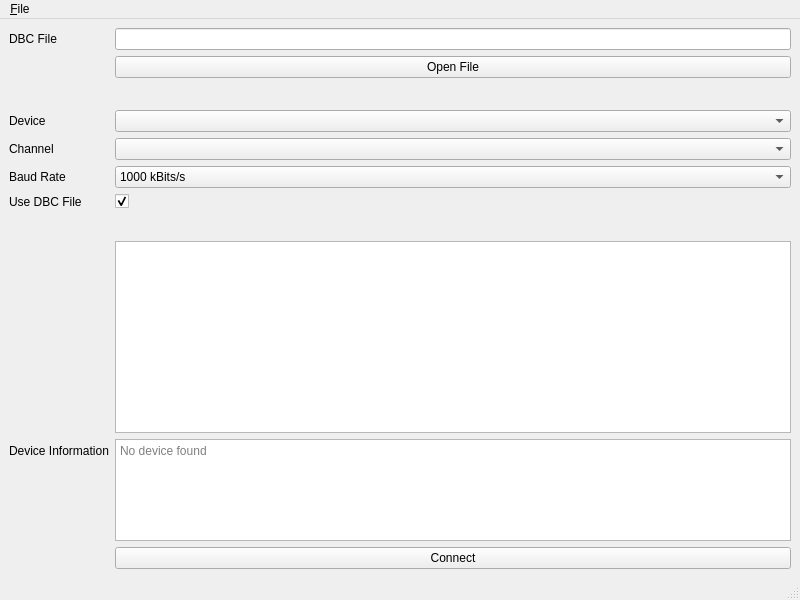
The window that ui/can.ui (RAMENtheNOODLES/dev-board-flasher) describes before a commit, drawn with Qt 5.
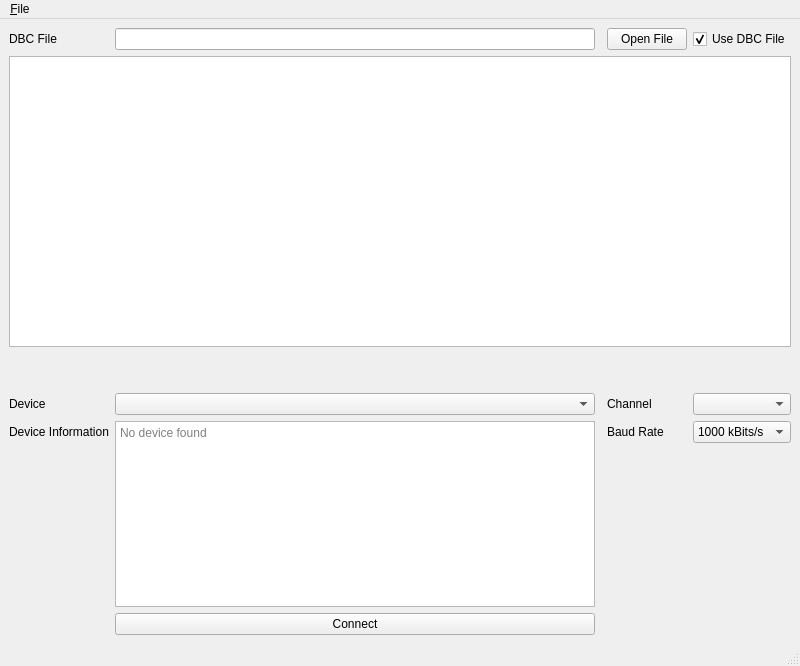
The same window after the commit. Custom widgets are drawn as their Qt base class.

```diff
--- a/ui/can.ui
+++ b/ui/can.ui
@@ -7,119 +7,25 @@
     <x>0</x>
     <y>0</y>
     <width>800</width>
-    <height>600</height>
+    <height>666</height>
    </rect>
   </property>
   <property name="windowTitle">
    <string>CAN Viewer</string>
   </property>
   <widget class="QWidget" name="centralwidget">
-   <layout class="QFormLayout" name="formLayout">
-    <item row="0" column="0">
-     <widget class="QLabel" name="dBCFileLabel">
-      <property name="text">
-       <string>DBC File</string>
-      </property>
-     </widget>
+   <layout class="QGridLayout" name="gridLayout">
+    <item row="11" column="4">
+     <widget class="QComboBox" name="channelSelect"/>
     </item>
-    <item row="0" column="1">
-     <widget class="QLineEdit" name="dBCFileLineEdit"/>
-    </item>
-    <item row="1" column="1">
+    <item row="1" column="3">
      <widget class="QPushButton" name="openDBCFileBtn">
       <property name="text">
        <string>Open File</string>
       </property>
      </widget>
     </item>
-    <item row="3" column="0">
-     <widget class="QLabel" name="label_2">
-      <property name="text">
-       <string>Device</string>
-      </property>
-     </widget>
-    </item>
-    <item row="3" column="1">
-     <widget class="QComboBox" name="deviceSelect"/>
-    </item>
-    <item row="4" column="0">
-     <widget class="QLabel" name="label">
-      <property name="text">
-       <string>Channel</string>
-      </property>
-     </widget>
-    </item>
-    <item row="4" column="1">
-     <widget class="QComboBox" name="channelSelect"/>
-    </item>
-    <item row="5" column="0">
-     <widget class="QLabel" name="baudRateLabel">
-      <property name="text">
-       <string>Baud Rate</string>
-      </property>
-     </widget>
-    </item>
-    <item row="5" column="1">
-     <widget class="QComboBox" name="baudRateComboBox">
-      <property name="currentIndex">
-       <number>3</number>
-      </property>
-      <item>
-       <property name="text">
-        <string>125 kBits/s</string>
-       </property>
-      </item>
-      <item>
-       <property name="text">
-        <string>250 kBits/s</string>
-       </property>
-      </item>
-      <item>
-       <property name="text">
-        <string>500 kBits/s</string>
-       </property>
-      </item>
-      <item>
-       <property name="text">
-        <string>1000 kBits/s</string>
-       </property>
-      </item>
-     </widget>
-    </item>
-    <item row="6" column="0">
-     <widget class="QLabel" name="useDBCLabel">
-      <property name="text">
-       <string>Use DBC File</string>
-      </property>
-     </widget>
-    </item>
-    <item row="6" column="1">
-     <widget class="QCheckBox" name="useDBCCheckBox">
-      <property name="checked">
-       <bool>true</bool>
-      </property>
-      <property name="tristate">
-       <bool>false</bool>
-      </property>
-     </widget>
-    </item>
-    <item row="7" column="1">
-     <spacer name="verticalSpacer">
-      <property name="orientation">
-       <enum>Qt::Orientation::Vertical</enum>
-      </property>
-      <property name="sizeType">
-       <enum>QSizePolicy::Policy::Fixed</enum>
-      </property>
-      <property name="sizeHint" stdset="0">
-       <size>
-        <width>20</width>
-        <height>20</height>
-       </size>
-      </property>
-     </spacer>
-    </item>
-    <item row="8" column="1">
+    <item row="3" column="0" rowspan="6" colspan="5">
      <widget class="CanLogging" name="canLogs">
       <property name="editTriggers">
        <set>QAbstractItemView::EditTrigger::NoEditTriggers</set>
@@ -135,15 +41,28 @@
       </property>
      </widget>
     </item>
-    <item row="9" column="0">
+    <item row="12" column="0">
      <widget class="QLabel" name="label_3">
       <property name="text">
        <string>Device Information</string>
       </property>
      </widget>
     </item>
-    <item row="9" column="1">
+    <item row="11" column="3">
+     <widget class="QLabel" name="label">
+      <property name="text">
+       <string>Channel</string>
+      </property>
+     </widget>
+    </item>
+    <item row="12" column="1" rowspan="4">
      <widget class="QPlainTextEdit" name="deviceInfo">
+      <property name="sizePolicy">
+       <sizepolicy hsizetype="Expanding" vsizetype="Expanding">
+        <horstretch>0</horstretch>
+        <verstretch>0</verstretch>
+       </sizepolicy>
+      </property>
       <property name="sizeAdjustPolicy">
        <enum>QAbstractScrollArea::SizeAdjustPolicy::AdjustToContents</enum>
       </property>
@@ -158,29 +77,96 @@
       </property>
      </widget>
     </item>
+    <item row="12" column="4">
+     <widget class="QComboBox" name="baudRateComboBox">
+      <property name="currentIndex">
+       <number>3</number>
+      </property>
+      <item>
+       <property name="text">
+        <string>125 kBits/s</string>
+       </property>
+      </item>
+      <item>
+       <property name="text">
+        <string>250 kBits/s</string>
+       </property>
+      </item>
+      <item>
+       <property name="text">
+        <string>500 kBits/s</string>
+       </property>
+      </item>
+      <item>
+       <property name="text">
+        <string>1000 kBits/s</string>
+       </property>
+      </item>
+     </widget>
+    </item>
+    <item row="12" column="3">
+     <widget class="QLabel" name="baudRateLabel">
+      <property name="text">
+       <string>Baud Rate</string>
+      </property>
+     </widget>
+    </item>
+    <item row="11" column="1">
+     <widget class="QComboBox" name="deviceSelect"/>
+    </item>
+    <item row="11" column="0">
+     <widget class="QLabel" name="label_2">
+      <property name="text">
+       <string>Device</string>
+      </property>
+     </widget>
+    </item>
+    <item row="1" column="0">
+     <widget class="QLabel" name="dBCFileLabel">
+      <property name="text">
+       <string>DBC File</string>
+      </property>
+     </widget>
+    </item>
+    <item row="1" column="4">
+     <widget class="QCheckBox" name="useDBCCheckBox">
+      <property name="text">
+       <string>Use DBC File</string>
+      </property>
+      <property name="checked">
+       <bool>true</bool>
+      </property>
+      <property name="tristate">
+       <bool>false</bool>
+      </property>
+     </widget>
+    </item>
     <item row="10" column="1">
+     <spacer name="verticalSpacer">
+      <property name="orientation">
+       <enum>Qt::Orientation::Vertical</enum>
+      </property>
+      <property name="sizeType">
+       <enum>QSizePolicy::Policy::Fixed</enum>
+      </property>
+      <property name="sizeHint" stdset="0">
+       <size>
+        <width>20</width>
+        <height>40</height>
+       </size>
+      </property>
+     </spacer>
+    </item>
+    <item row="1" column="1">
+     <widget class="QLineEdit" name="dBCFileLineEdit"/>
+    </item>
+    <item row="16" column="1">
      <widget class="QPushButton" name="connectButton">
       <property name="text">
        <string>Connect</string>
       </property>
      </widget>
     </item>
-    <item row="2" column="1">
-     <spacer name="verticalSpacer_2">
-      <property name="orientation">
-       <enum>Qt::Orientation::Vertical</enum>
-      </property>
-      <property name="sizeType">
-       <enum>QSizePolicy::Policy::Fixed</enum>
-      </property>
-      <property name="sizeHint" stdset="0">
-       <size>
-        <width>20</width>
-        <height>20</height>
-       </size>
-      </property>
-     </spacer>
-    </item>
    </layout>
   </widget>
   <widget class="QMenuBar" name="menubar">
```
Left out of the diff: 4 changed lines with no effect on the pictures.
